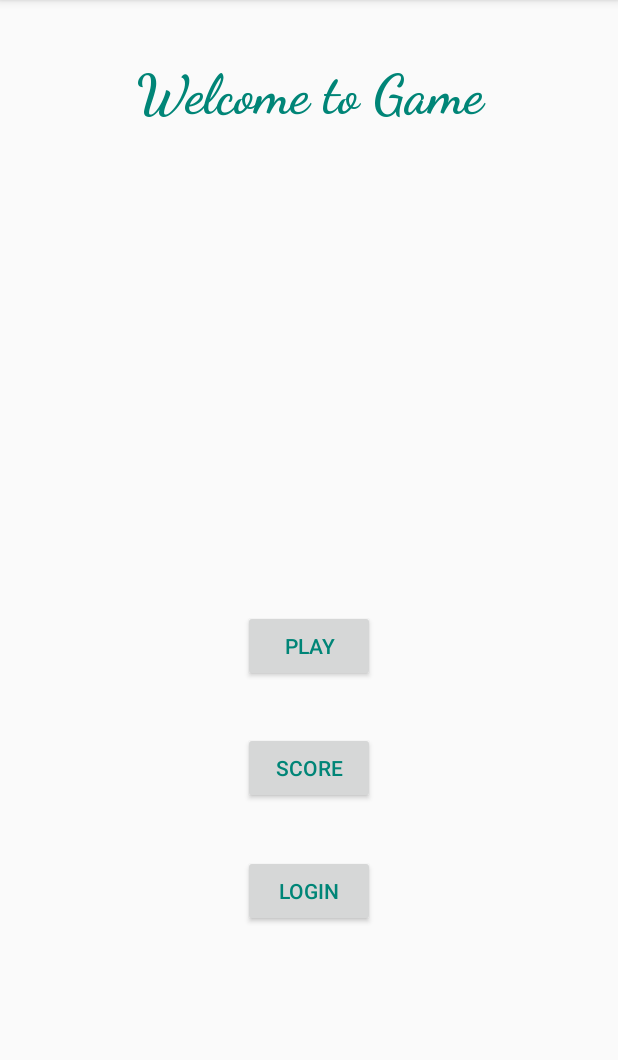
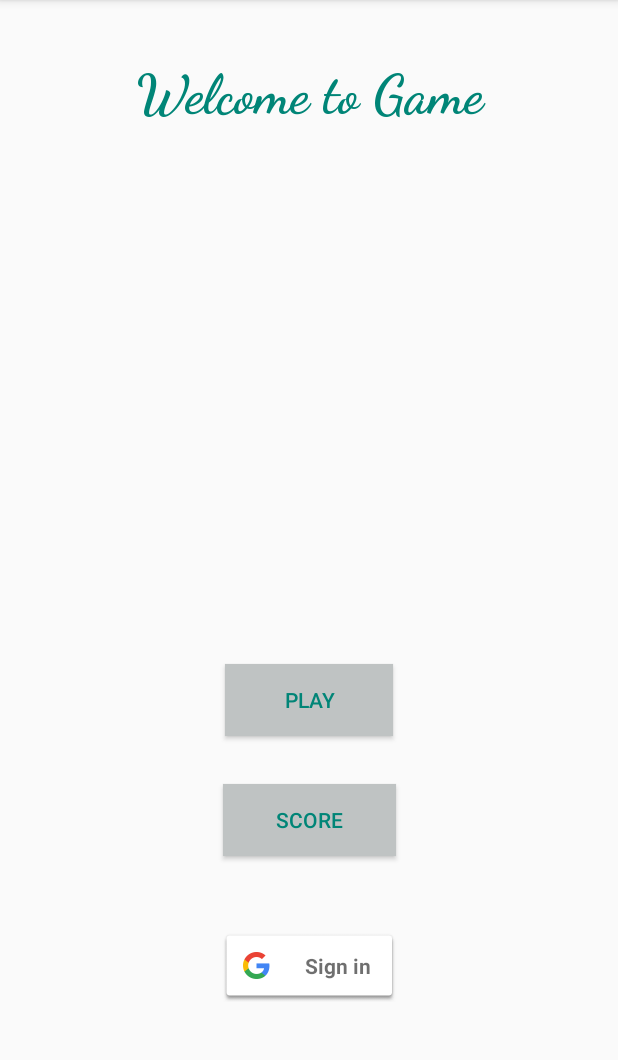
Before and after one commit to Myphan29/ChildrenEnglishGame, an Android app: the screen it shows after launch (FistMainActivity), on a phone screen of 412 x 824 dp, the part 84-1144 px from its top. Run offline under Robolectric (Android 15) with nearby library versions, the phone set to English and light mode, and no system bars.

Commit message:
Add button google sign-in

```diff
--- a/app/src/main/AndroidManifest.xml
+++ b/app/src/main/AndroidManifest.xml
@@ -9,8 +9,7 @@
         android:roundIcon="@mipmap/ic_launcher_round"
         android:supportsRtl="true"
         android:theme="@style/AppTheme">
-        <activity android:name=".MainActivity">
-        </activity>
+        <activity android:name=".MainActivity"></activity>
         <activity android:name=".FistMainActivity">
             <intent-filter>
                 <action android:name="android.intent.action.MAIN" />
@@ -18,6 +17,7 @@
                 <category android:name="android.intent.category.LAUNCHER" />
             </intent-filter>
         </activity>
+
     </application>
 
 </manifest>
--- a/app/src/main/java/com/example/us/childrenenglishgame/FistMainActivity.java
+++ b/app/src/main/java/com/example/us/childrenenglishgame/FistMainActivity.java
@@ -7,18 +7,20 @@ import android.os.Bundle;
 import android.view.View;
 import android.widget.Button;
 
+import com.google.android.gms.auth.api.signin.GoogleSignInApi;
 import com.google.android.gms.auth.api.signin.GoogleSignInOptions;
+import com.google.android.gms.common.SignInButton;
 
 public class FistMainActivity extends AppCompatActivity {
 
-    Button btn_play, btn_login;
+    Button btn_play;
+    private GoogleSignInApi mGoogleSignInClient;
 
     @Override
     protected void onCreate(Bundle savedInstanceState) {
         super.onCreate(savedInstanceState);
         setContentView(R.layout.activity_fist_main);
         btn_play = (Button)findViewById(R.id.btn_play);
-        btn_login = (Button)findViewById(R.id.btn_login);
         // Configure Google Sign In
         GoogleSignInOptions gso = new GoogleSignInOptions.Builder(GoogleSignInOptions.DEFAULT_SIGN_IN)
                 .requestIdToken(getString(R.string.default_web_client_id))
@@ -32,13 +34,23 @@ public class FistMainActivity extends AppCompatActivity {
                 startActivity(mainActivy);
             }
         });
-        btn_login.setOnClickListener(new View.OnClickListener() {
+        SignInButton signInButton = findViewById(R.id.sign_in_button);
+        signInButton.setSize(SignInButton.SIZE_STANDARD);
+        signInButton.setOnClickListener(new View.OnClickListener() {
             @Override
             public void onClick(View v) {
-
+                switch (v.getId()) {
+                    case R.id.sign_in_button:
+                        signIn();
+                        break;
+                    // ...
+                }
             }
         });
+    }
+    private void signIn() {
+//        Intent signInIntent = mGoogleSignInClient.getSignInIntent();
+//        startActivityForResult(signInIntent, RC_SIGN_IN);
+    }
 
-
-    }
 }
--- a/app/src/main/res/layout/activity_fist_main.xml
+++ b/app/src/main/res/layout/activity_fist_main.xml
@@ -8,45 +8,34 @@
 
     <Button
         android:id="@+id/btn_play"
-        android:layout_width="wrap_content"
+        android:layout_width="112dp"
         android:layout_height="wrap_content"
         android:layout_marginStart="148dp"
         android:layout_marginEnd="148dp"
-        android:layout_marginBottom="33dp"
+        android:layout_marginBottom="32dp"
+        android:background="@color/colorPrimaryDark"
         android:text="Play"
         android:textColor="@color/colorPrimary"
         app:layout_constraintBottom_toTopOf="@+id/btn_score"
         app:layout_constraintEnd_toEndOf="parent"
-        app:layout_constraintStart_toStartOf="parent" />
+        app:layout_constraintHorizontal_bias="0.458"
+        app:layout_constraintStart_toStartOf="parent"
+        app:layout_constraintTop_toBottomOf="@+id/textView" />
 
     <Button
         android:id="@+id/btn_score"
-        android:layout_width="wrap_content"
+        android:layout_width="115dp"
         android:layout_height="wrap_content"
         android:layout_marginStart="148dp"
         android:layout_marginEnd="148dp"
-        android:layout_marginBottom="232dp"
+        android:layout_marginBottom="197dp"
+        android:background="@color/colorPrimaryDark"
         android:text="Score"
         android:textColor="@color/colorPrimary"
         app:layout_constraintBottom_toBottomOf="parent"
         app:layout_constraintEnd_toEndOf="parent"
         app:layout_constraintStart_toStartOf="parent"
-        app:layout_constraintTop_toBottomOf="@+id/textView" />
-
-    <Button
-        android:id="@+id/btn_login"
-        android:layout_width="wrap_content"
-        android:layout_height="wrap_content"
-        android:layout_marginStart="148dp"
-        android:layout_marginTop="34dp"
-        android:layout_marginEnd="148dp"
-        android:layout_marginBottom="150dp"
-        android:text="Login"
-        android:textColor="@color/colorPrimary"
-        app:layout_constraintBottom_toBottomOf="parent"
-        app:layout_constraintEnd_toEndOf="parent"
-        app:layout_constraintStart_toStartOf="parent"
-        app:layout_constraintTop_toBottomOf="@+id/btn_score" />
+        app:layout_constraintTop_toBottomOf="@+id/btn_play" />
 
     <TextView
         android:id="@+id/textView"
@@ -55,15 +44,26 @@
         android:layout_marginStart="45dp"
         android:layout_marginTop="40dp"
         android:layout_marginEnd="45dp"
-        android:layout_marginBottom="121dp"
+        android:layout_marginBottom="37dp"
         android:fontFamily="cursive"
         android:text="Welcome to Game"
         android:textAlignment="center"
         android:textColor="@color/colorPrimary"
         android:textSize="36sp"
         android:textStyle="bold"
-        app:layout_constraintBottom_toTopOf="@+id/btn_score"
+        app:layout_constraintBottom_toTopOf="@+id/btn_play"
         app:layout_constraintEnd_toEndOf="parent"
         app:layout_constraintStart_toStartOf="parent"
         app:layout_constraintTop_toTopOf="parent" />
+
+    <com.google.android.gms.common.SignInButton
+        android:id="@+id/sign_in_button"
+        android:layout_width="119dp"
+        android:layout_height="wrap_content"
+        android:layout_marginBottom="100dp"
+        app:layout_constraintBottom_toBottomOf="parent"
+        app:layout_constraintEnd_toEndOf="parent"
+        app:layout_constraintHorizontal_bias="0.501"
+        app:layout_constraintStart_toStartOf="parent" />
+
 </android.support.constraint.ConstraintLayout>
--- a/app/src/main/res/values/colors.xml
+++ b/app/src/main/res/values/colors.xml
@@ -1,6 +1,6 @@
 <?xml version="1.0" encoding="utf-8"?>
 <resources>
     <color name="colorPrimary">#008577</color>
-    <color name="colorPrimaryDark">#00574B</color>
+    <color name="colorPrimaryDark">#bfc3c3</color>
     <color name="colorAccent">#D81B60</color>
 </resources>
```
